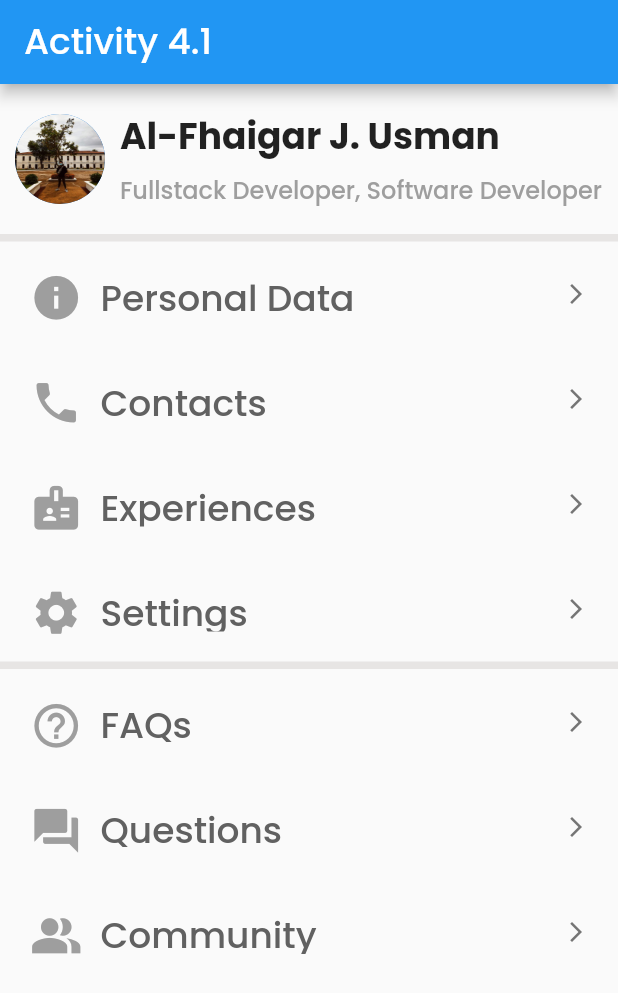
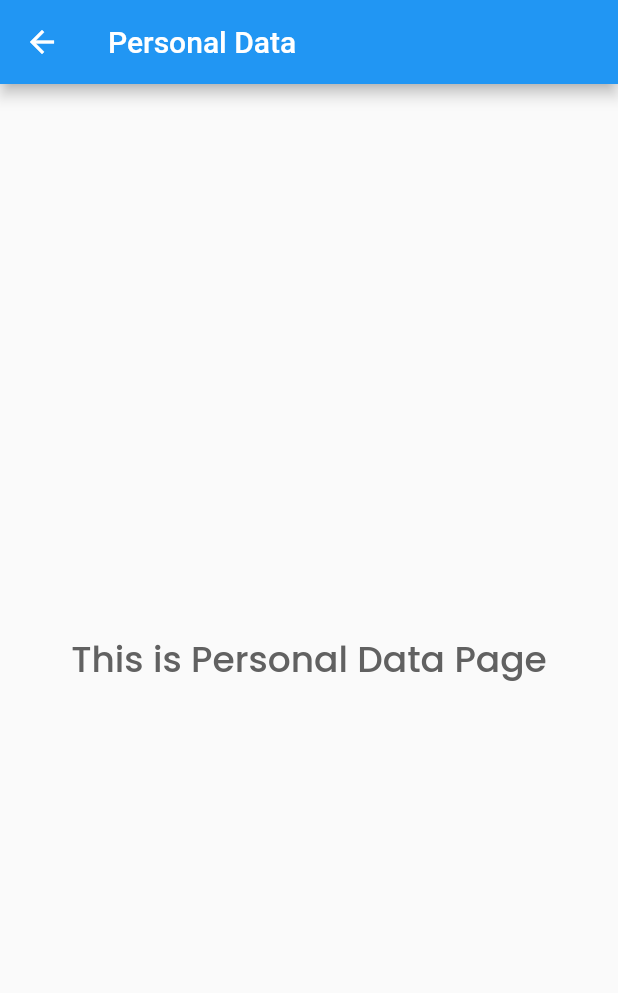
Before and after one commit to rubickking04/ITCC107_3A_rubick04, a Flutter app: the screen it shows after launch, after a tap on "Experiences", on a phone screen of 412 x 824 dp. Shown: the top 993 px of the screen. Run offline on Flutter 3.47's test engine with Material 2 defaults, Android fonts, the phone set to English and light mode, and no system bars; our stand-ins replace google_fonts, hexcolor.

Commit message:
coded by Al-Fhaigar Usman

```diff
--- a/lib/screens/experience.dart
+++ b/lib/screens/experience.dart
@@ -0,0 +1,36 @@
+import 'package:flutter/material.dart';
+import 'package:google_fonts/google_fonts.dart';
+
+class ExperiencesPage extends StatefulWidget {
+  const ExperiencesPage({Key? key}) : super(key: key);
+
+  @override
+  State<ExperiencesPage> createState() => _ExperiencesPageState();
+}
+
+class _ExperiencesPageState extends State<ExperiencesPage> {
+  @override
+  Widget build(BuildContext context) {
+    return Scaffold(
+      appBar: AppBar(
+        leading: IconButton(
+          icon: const Icon(Icons.arrow_back),
+          onPressed: () {
+            Navigator.pop(context);
+          },
+        ),
+        title: const Text('Personal Data'),
+      ),
+      body: Center(
+        child: Text(
+          'This is Personal Data Page',
+          style: GoogleFonts.poppins(
+            fontSize: 24,
+            fontWeight: FontWeight.w500,
+            color: Colors.grey[700],
+          ),
+        ),
+      ),
+    );
+  }
+}
--- a/lib/screens/personal_data.dart
+++ b/lib/screens/personal_data.dart
@@ -23,7 +23,7 @@ class _PersonalDataState extends State<PersonalData> {
       ),
       body: Center(
         child: Text(
-          'Personal Data Page',
+          'This is Personal Data Page',
           style: GoogleFonts.poppins(
             fontSize: 24,
             fontWeight: FontWeight.w500,
--- a/lib/screens/profile.dart
+++ b/lib/screens/profile.dart
@@ -131,7 +131,12 @@ class _MyHomePageState extends State<MyHomePage> {
 
             // Contacts
             InkWell(
-              onTap: () {},
+              onTap: () {
+                Navigator.push(
+                  context,
+                  MaterialPageRoute(builder: (context) => const ContactPage()),
+                );
+              },
               child: Container(
                 padding: const EdgeInsets.all(20),
                 height: 70,
@@ -168,7 +173,13 @@ class _MyHomePageState extends State<MyHomePage> {
 
             // Experiences
             InkWell(
-              onTap: () {},
+              onTap: () {
+                Navigator.push(
+                  context,
+                  MaterialPageRoute(
+                      builder: (context) => const ExperiencesPage()),
+                );
+              },
               child: Container(
                 padding: const EdgeInsets.all(20),
                 height: 70,
```
Also changed, not shown: lib/screens/contact.dart (+6 -6 lines).
